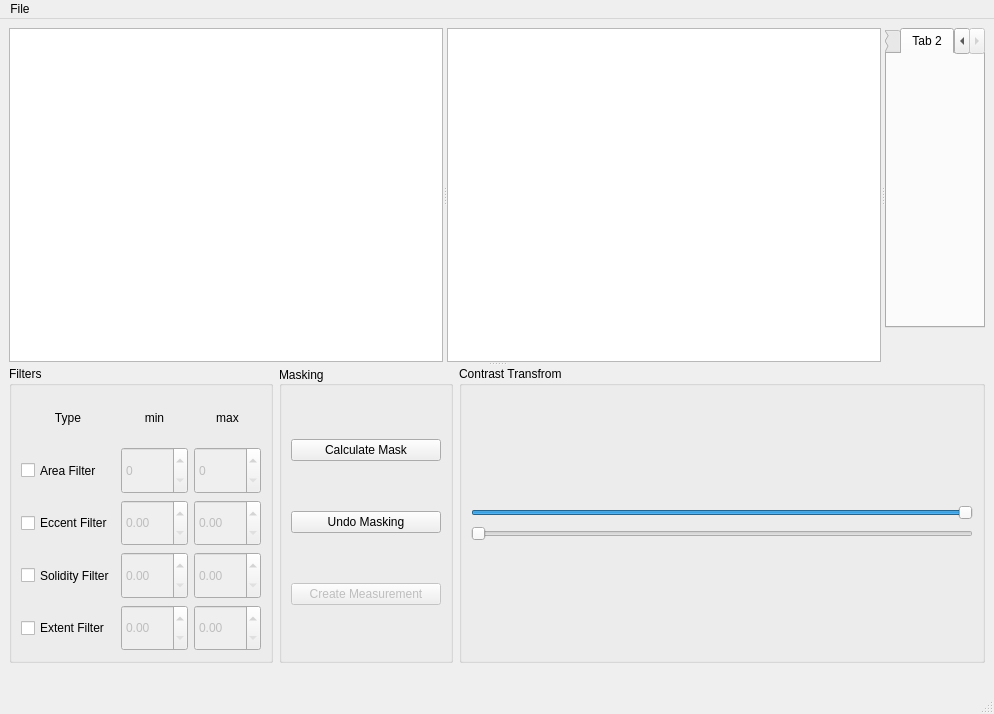
MartNied/STIM_Tool, file stim_tool_main_window.ui: the form before one commit.
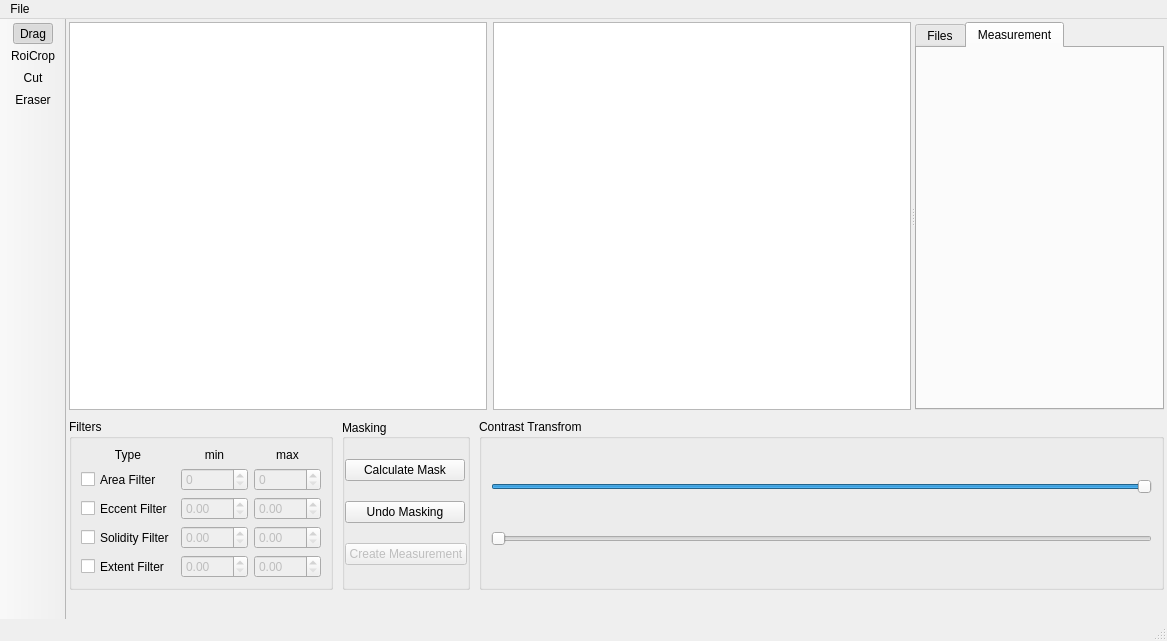
The form after the commit. The open tabs and pages were chosen to show the change. Icons and pictures are not drawn.

Commit message: added toolbar and first experiments for tools

Diff of the .ui file:
```diff
--- a/stim_tool_main_window.ui
+++ b/stim_tool_main_window.ui
@@ -9,8 +9,8 @@
    <rect>
     <x>0</x>
     <y>0</y>
-    <width>994</width>
-    <height>714</height>
+    <width>1167</width>
+    <height>641</height>
    </rect>
   </property>
   <property name="sizePolicy">
@@ -36,204 +36,125 @@
   </property>
   <property name="windowIcon">
    <iconset>
-    <normaloff>meduni_logo.png</normaloff>meduni_logo.png</iconset>
+    <normaloff>icons/meduni_logo.png</normaloff>icons/meduni_logo.png</iconset>
   </property>
   <widget class="QWidget" name="VLayout">
-   <layout class="QVBoxLayout" name="verticalLayout">
+   <property name="sizePolicy">
+    <sizepolicy hsizetype="MinimumExpanding" vsizetype="Preferred">
+     <horstretch>0</horstretch>
+     <verstretch>0</verstretch>
+    </sizepolicy>
+   </property>
+   <layout class="QVBoxLayout" name="MainLayout" stretch="70,10,1">
+    <property name="spacing">
+     <number>9</number>
+    </property>
+    <property name="leftMargin">
+     <number>3</number>
+    </property>
+    <property name="topMargin">
+     <number>3</number>
+    </property>
+    <property name="rightMargin">
+     <number>3</number>
+    </property>
+    <property name="bottomMargin">
+     <number>0</number>
+    </property>
     <item>
-     <widget class="QSplitter" name="splitter_2">
+     <widget class="QSplitter" name="splitter">
       <property name="sizePolicy">
-       <sizepolicy hsizetype="MinimumExpanding" vsizetype="MinimumExpanding">
+       <sizepolicy hsizetype="MinimumExpanding" vsizetype="Preferred">
         <horstretch>0</horstretch>
         <verstretch>0</verstretch>
        </sizepolicy>
       </property>
       <property name="minimumSize">
        <size>
-        <width>0</width>
-        <height>100</height>
+        <width>320</width>
+        <height>90</height>
        </size>
       </property>
-      <property name="orientation">
-       <enum>Qt::Vertical</enum>
-      </property>
-      <property name="childrenCollapsible">
-       <bool>false</bool>
-      </property>
-      <widget class="QSplitter" name="displayLayout">
        <property name="orientation">
         <enum>Qt::Horizontal</enum>
        </property>
-       <widget class="QGraphicsView" name="placeholder1">
-        <property name="sizePolicy">
-         <sizepolicy hsizetype="Preferred" vsizetype="Preferred">
-          <horstretch>0</horstretch>
-          <verstretch>0</verstretch>
-         </sizepolicy>
+      <widget class="QWidget" name="layoutWidget">
+       <layout class="QHBoxLayout" name="displayLayout">
+        <property name="leftMargin">
+         <number>0</number>
         </property>
-        <property name="minimumSize">
-         <size>
-          <width>100</width>
-          <height>66</height>
-         </size>
-        </property>
-       </widget>
+        <item>
        <widget class="QGraphicsView" name="placeholder2">
         <property name="sizePolicy">
-         <sizepolicy hsizetype="Preferred" vsizetype="Preferred">
+           <sizepolicy hsizetype="MinimumExpanding" vsizetype="MinimumExpanding">
           <horstretch>0</horstretch>
           <verstretch>0</verstretch>
          </sizepolicy>
         </property>
         <property name="minimumSize">
          <size>
-          <width>100</width>
-          <height>66</height>
-         </size>
-        </property>
+            <width>160</width>
+            <height>90</height>
+           </size>
+          </property>
+          <property name="alignment">
+           <set>Qt::AlignJustify|Qt::AlignVCenter</set>
+          </property>
+         </widget>
+        </item>
+        <item>
+         <widget class="QGraphicsView" name="placeholder1">
+          <property name="sizePolicy">
+           <sizepolicy hsizetype="MinimumExpanding" vsizetype="MinimumExpanding">
+            <horstretch>0</horstretch>
+            <verstretch>0</verstretch>
+           </sizepolicy>
+          </property>
+          <property name="minimumSize">
+           <size>
+            <width>160</width>
+            <height>90</height>
+           </size>
+          </property>
+         </widget>
+        </item>
+       </layout>
        </widget>
        <widget class="QTabWidget" name="tabWidget">
         <property name="sizePolicy">
-         <sizepolicy hsizetype="Preferred" vsizetype="Preferred">
+        <sizepolicy hsizetype="MinimumExpanding" vsizetype="Preferred">
           <horstretch>0</horstretch>
           <verstretch>0</verstretch>
          </sizepolicy>
         </property>
         <property name="minimumSize">
          <size>
-          <width>100</width>
-          <height>300</height>
-         </size>
-        </property>
-        <property name="maximumSize">
-         <size>
-          <width>0</width>
+         <width>140</width>
           <height>0</height>
          </size>
         </property>
         <property name="currentIndex">
-         <number>1</number>
-        </property>
-        <property name="tabsClosable">
-         <bool>false</bool>
-        </property>
-        <property name="movable">
-         <bool>true</bool>
-        </property>
-        <widget class="QWidget" name="tab">
+        <number>0</number>
+       </property>
+       <widget class="QWidget" name="masdf">
          <attribute name="title">
-          <string>Tab 1</string>
+         <string>Files</string>
          </attribute>
         </widget>
         <widget class="QWidget" name="tab_2">
          <attribute name="title">
-          <string>Tab 2</string>
+         <string>Measurement</string>
          </attribute>
         </widget>
        </widget>
       </widget>
-      <widget class="QWidget" name="layoutWidget">
-       <layout class="QGridLayout" name="ControlPanelLayout">
-        <property name="sizeConstraint">
-         <enum>QLayout::SetDefaultConstraint</enum>
-        </property>
-        <item row="4" column="1">
-         <widget class="QGroupBox" name="MaskGroupBox">
-          <property name="sizePolicy">
-           <sizepolicy hsizetype="Maximum" vsizetype="Preferred">
-            <horstretch>0</horstretch>
-            <verstretch>0</verstretch>
-           </sizepolicy>
-          </property>
-          <property name="title">
-           <string>Masking</string>
-          </property>
-          <property name="alignment">
-           <set>Qt::AlignLeading|Qt::AlignLeft|Qt::AlignVCenter</set>
-          </property>
-          <layout class="QGridLayout" name="gridLayout_3">
-           <item row="2" column="0">
-            <widget class="QPushButton" name="doMeasurementButton">
-             <property name="enabled">
-              <bool>false</bool>
-             </property>
-             <property name="sizePolicy">
-              <sizepolicy hsizetype="Maximum" vsizetype="Maximum">
-               <horstretch>0</horstretch>
-               <verstretch>0</verstretch>
-              </sizepolicy>
-             </property>
-             <property name="minimumSize">
-              <size>
-               <width>150</width>
-               <height>20</height>
-              </size>
-             </property>
-             <property name="text">
-              <string>Create Measurement</string>
-             </property>
-            </widget>
-           </item>
-           <item row="1" column="0">
-            <widget class="QPushButton" name="undoMaskButton">
-             <property name="sizePolicy">
-              <sizepolicy hsizetype="Maximum" vsizetype="Maximum">
-               <horstretch>0</horstretch>
-               <verstretch>0</verstretch>
-              </sizepolicy>
-             </property>
-             <property name="minimumSize">
-              <size>
-               <width>150</width>
-               <height>20</height>
-              </size>
-             </property>
-             <property name="text">
-              <string>Undo Masking</string>
-             </property>
-            </widget>
-           </item>
-           <item row="0" column="0">
-            <widget class="QPushButton" name="maskButton">
-             <property name="enabled">
-              <bool>true</bool>
-             </property>
-             <property name="sizePolicy">
-              <sizepolicy hsizetype="Maximum" vsizetype="Maximum">
-               <horstretch>0</horstretch>
-               <verstretch>0</verstretch>
-              </sizepolicy>
-             </property>
-             <property name="minimumSize">
-              <size>
-               <width>150</width>
-               <height>20</height>
-              </size>
-             </property>
-             <property name="maximumSize">
-              <size>
-               <width>16777215</width>
-               <height>16777215</height>
-              </size>
-             </property>
-             <property name="cursor">
-              <cursorShape>ArrowCursor</cursorShape>
-             </property>
-             <property name="text">
-              <string>Calculate Mask</string>
-             </property>
-             <property name="iconSize">
-              <size>
-               <width>16</width>
-               <height>16</height>
-              </size>
-             </property>
-            </widget>
-           </item>
-          </layout>
-         </widget>
-        </item>
-        <item row="4" column="0">
+    </item>
+    <item>
+     <layout class="QHBoxLayout" name="ControlPanelLayout">
+      <property name="leftMargin">
+       <number>0</number>
+      </property>
+      <item>
          <widget class="QGroupBox" name="FilterGroupBox">
           <property name="title">
            <string>Filters</string>
@@ -255,22 +176,6 @@
              </property>
             </widget>
            </item>
-           <item row="0" column="1">
-            <widget class="QLabel" name="label">
-             <property name="sizePolicy">
-              <sizepolicy hsizetype="Preferred" vsizetype="Preferred">
-               <horstretch>0</horstretch>
-               <verstretch>0</verstretch>
-              </sizepolicy>
-             </property>
-             <property name="text">
-              <string>min</string>
-             </property>
-             <property name="alignment">
-              <set>Qt::AlignCenter</set>
-             </property>
-            </widget>
-           </item>
            <item row="0" column="2">
             <widget class="QLabel" name="label_2">
              <property name="sizePolicy">
@@ -287,6 +192,22 @@
              </property>
             </widget>
            </item>
+         <item row="1" column="1">
+          <widget class="QSpinBox" name="minAreaFilterSpinBox">
+           <property name="enabled">
+            <bool>false</bool>
+           </property>
+           <property name="sizePolicy">
+            <sizepolicy hsizetype="Preferred" vsizetype="Preferred">
+             <horstretch>0</horstretch>
+             <verstretch>0</verstretch>
+            </sizepolicy>
+           </property>
+           <property name="maximum">
+            <number>361920</number>
+           </property>
+          </widget>
+         </item>
            <item row="1" column="0">
             <widget class="QCheckBox" name="areaFilterCheckBox">
              <property name="sizePolicy">
@@ -303,22 +224,6 @@
              </property>
             </widget>
            </item>
-           <item row="1" column="1">
-            <widget class="QSpinBox" name="minAreaFilterSpinBox">
-             <property name="enabled">
-              <bool>false</bool>
-             </property>
-             <property name="sizePolicy">
-              <sizepolicy hsizetype="Preferred" vsizetype="Preferred">
-               <horstretch>0</horstretch>
-               <verstretch>0</verstretch>
-              </sizepolicy>
-             </property>
-             <property name="maximum">
-              <number>361920</number>
-             </property>
-            </widget>
-           </item>
            <item row="1" column="2">
             <widget class="QSpinBox" name="maxAreaFilterSpinBox">
              <property name="enabled">
@@ -335,8 +240,8 @@
              </property>
             </widget>
            </item>
-           <item row="2" column="0">
-            <widget class="QCheckBox" name="eccentFilterCheckBox">
+         <item row="0" column="1">
+          <widget class="QLabel" name="label">
              <property name="sizePolicy">
               <sizepolicy hsizetype="Preferred" vsizetype="Preferred">
                <horstretch>0</horstretch>
@@ -344,26 +249,10 @@
               </sizepolicy>
              </property>
              <property name="text">
-              <string>Eccent Filter</string>
-             </property>
-            </widget>
-           </item>
-           <item row="2" column="1">
-            <widget class="QDoubleSpinBox" name="minEccentFilterSpinBox">
-             <property name="enabled">
-              <bool>false</bool>
-             </property>
-             <property name="sizePolicy">
-              <sizepolicy hsizetype="Preferred" vsizetype="Preferred">
-               <horstretch>0</horstretch>
-               <verstretch>0</verstretch>
-              </sizepolicy>
-             </property>
-             <property name="maximum">
-              <double>1.000000000000000</double>
-             </property>
-             <property name="singleStep">
-              <double>0.010000000000000</double>
+            <string>min</string>
+           </property>
+           <property name="alignment">
+            <set>Qt::AlignCenter</set>
              </property>
             </widget>
            </item>
@@ -386,6 +275,19 @@
              </property>
             </widget>
            </item>
+         <item row="2" column="0">
+          <widget class="QCheckBox" name="eccentFilterCheckBox">
+           <property name="sizePolicy">
+            <sizepolicy hsizetype="Preferred" vsizetype="Preferred">
+             <horstretch>0</horstretch>
+             <verstretch>0</verstretch>
+            </sizepolicy>
+           </property>
+           <property name="text">
+            <string>Eccent Filter</string>
+           </property>
+          </widget>
+         </item>
            <item row="3" column="0">
             <widget class="QCheckBox" name="solidityFilterCheckBox">
              <property name="sizePolicy">
@@ -399,8 +301,27 @@
              </property>
             </widget>
            </item>
-           <item row="3" column="1">
-            <widget class="QDoubleSpinBox" name="minSolidityFilterSpinBox">
+         <item row="2" column="1">
+          <widget class="QDoubleSpinBox" name="minEccentFilterSpinBox">
+           <property name="enabled">
+            <bool>false</bool>
+           </property>
+           <property name="sizePolicy">
+            <sizepolicy hsizetype="Preferred" vsizetype="Preferred">
+             <horstretch>0</horstretch>
+             <verstretch>0</verstretch>
+            </sizepolicy>
+           </property>
+           <property name="maximum">
+            <double>1.000000000000000</double>
+           </property>
+           <property name="singleStep">
+            <double>0.010000000000000</double>
+           </property>
+          </widget>
+         </item>
+         <item row="4" column="2">
+          <widget class="QDoubleSpinBox" name="maxExtentFilterSpinBox">
              <property name="enabled">
               <bool>false</bool>
              </property>
@@ -437,6 +358,44 @@
              </property>
             </widget>
            </item>
+         <item row="3" column="1">
+          <widget class="QDoubleSpinBox" name="minSolidityFilterSpinBox">
+           <property name="enabled">
+            <bool>false</bool>
+           </property>
+           <property name="sizePolicy">
+            <sizepolicy hsizetype="Preferred" vsizetype="Preferred">
+             <horstretch>0</horstretch>
+             <verstretch>0</verstretch>
+            </sizepolicy>
+           </property>
+           <property name="maximum">
+            <double>1.000000000000000</double>
+           </property>
+           <property name="singleStep">
+            <double>0.010000000000000</double>
+           </property>
+          </widget>
+         </item>
+         <item row="4" column="1">
+          <widget class="QDoubleSpinBox" name="minExtentFilterSpinBox">
+           <property name="enabled">
+            <bool>false</bool>
+           </property>
+           <property name="sizePolicy">
+            <sizepolicy hsizetype="Preferred" vsizetype="Preferred">
+             <horstretch>0</horstretch>
+             <verstretch>0</verstretch>
+            </sizepolicy>
+           </property>
+           <property name="maximum">
+            <double>1.000000000000000</double>
+           </property>
+           <property name="singleStep">
+            <double>0.010000000000000</double>
+           </property>
+          </widget>
+         </item>
            <item row="4" column="0">
             <widget class="QCheckBox" name="extentFilterCheckBox">
              <property name="sizePolicy">
@@ -450,55 +409,126 @@
              </property>
             </widget>
            </item>
-           <item row="4" column="1">
-            <widget class="QDoubleSpinBox" name="minExtentFilterSpinBox">
+        </layout>
+       </widget>
+      </item>
+      <item>
+       <widget class="QGroupBox" name="MaskGroupBox">
+        <property name="sizePolicy">
+         <sizepolicy hsizetype="Maximum" vsizetype="Preferred">
+          <horstretch>0</horstretch>
+          <verstretch>0</verstretch>
+         </sizepolicy>
+        </property>
+        <property name="title">
+         <string>Masking</string>
+        </property>
+        <property name="alignment">
+         <set>Qt::AlignLeading|Qt::AlignLeft|Qt::AlignVCenter</set>
+        </property>
+        <layout class="QGridLayout" name="gridLayout_3" rowstretch="0,0,0">
+         <property name="leftMargin">
+          <number>0</number>
+         </property>
+         <property name="topMargin">
+          <number>0</number>
+         </property>
+         <property name="rightMargin">
+          <number>0</number>
+         </property>
+         <property name="bottomMargin">
+          <number>0</number>
+         </property>
+         <property name="spacing">
+          <number>0</number>
+         </property>
+         <item row="2" column="0">
+          <widget class="QPushButton" name="doMeasurementButton">
              <property name="enabled">
               <bool>false</bool>
              </property>
              <property name="sizePolicy">
-              <sizepolicy hsizetype="Preferred" vsizetype="Preferred">
+            <sizepolicy hsizetype="Maximum" vsizetype="Maximum">
                <horstretch>0</horstretch>
                <verstretch>0</verstretch>
               </sizepolicy>
              </property>
-             <property name="maximum">
-              <double>1.000000000000000</double>
-             </property>
-             <property name="singleStep">
-              <double>0.010000000000000</double>
+           <property name="minimumSize">
+            <size>
+             <width>120</width>
+             <height>20</height>
+            </size>
+           </property>
+           <property name="text">
+            <string>Create Measurement</string>
              </property>
             </widget>
            </item>
-           <item row="4" column="2">
-            <widget class="QDoubleSpinBox" name="maxExtentFilterSpinBox">
+         <item row="0" column="0">
+          <widget class="QPushButton" name="maskButton">
              <property name="enabled">
-              <bool>false</bool>
+            <bool>true</bool>
              </property>
              <property name="sizePolicy">
-              <sizepolicy hsizetype="Preferred" vsizetype="Preferred">
+            <sizepolicy hsizetype="Maximum" vsizetype="Maximum">
                <horstretch>0</horstretch>
                <verstretch>0</verstretch>
               </sizepolicy>
              </property>
-             <property name="maximum">
-              <double>1.000000000000000</double>
-             </property>
-             <property name="singleStep">
-              <double>0.010000000000000</double>
-             </property>
-            </widget>
-           </item>
+           <property name="minimumSize">
+            <size>
+             <width>120</width>
+             <height>20</height>
+            </size>
+           </property>
+           <property name="maximumSize">
+            <size>
+             <width>16777215</width>
+             <height>16777215</height>
+            </size>
+           </property>
+           <property name="cursor">
+            <cursorShape>ArrowCursor</cursorShape>
+           </property>
+           <property name="text">
+            <string>Calculate Mask</string>
+           </property>
+           <property name="iconSize">
+            <size>
+             <width>16</width>
+             <height>16</height>
+            </size>
+           </property>
+          </widget>
+         </item>
+         <item row="1" column="0">
+          <widget class="QPushButton" name="undoMaskButton">
+           <property name="sizePolicy">
+            <sizepolicy hsizetype="Maximum" vsizetype="Maximum">
+             <horstretch>0</horstretch>
+             <verstretch>0</verstretch>
+            </sizepolicy>
+           </property>
+           <property name="minimumSize">
+            <size>
+             <width>120</width>
+             <height>20</height>
+            </size>
+           </property>
+           <property name="text">
+            <string>Undo Masking</string>
+           </property>
+          </widget>
+         </item>
           </layout>
          </widget>
         </item>
-        <item row="4" column="2">
-         <widget class="QGroupBox" name="groupBox">
+      <item>
+       <widget class="QGroupBox" name="contrastTransormGroupbox">
           <property name="title">
            <string>Contrast Transfrom</string>
           </property>
-          <layout class="QVBoxLayout" name="verticalLayout_3">
-           <item>
-            <layout class="QVBoxLayout" name="verticalLayout_2">
+        <layout class="QVBoxLayout" name="verticalLayout">
              <item>
               <widget class="QSlider" name="contrastTransformSlider_1">
                <property name="enabled">
@@ -577,13 +607,9 @@
               </widget>
              </item>
             </layout>
-           </item>
-          </layout>
          </widget>
         </item>
        </layout>
-      </widget>
-     </widget>
     </item>
     <item>
      <widget class="QLabel" name="bottomLabel">
@@ -591,7 +617,7 @@
        <bool>true</bool>
       </property>
       <property name="sizePolicy">
-       <sizepolicy hsizetype="Preferred" vsizetype="Preferred">
+       <sizepolicy hsizetype="MinimumExpanding" vsizetype="Maximum">
         <horstretch>0</horstretch>
         <verstretch>0</verstretch>
        </sizepolicy>
@@ -599,12 +625,12 @@
       <property name="minimumSize">
        <size>
         <width>10</width>
-        <height>10</height>
+        <height>20</height>
        </size>
       </property>
       <property name="maximumSize">
        <size>
-        <width>10</width>
+        <width>16777215</width>
         <height>16777215</height>
        </size>
       </property>
@@ -621,7 +647,7 @@
     <rect>
      <x>0</x>
      <y>0</y>
-     <width>994</width>
+     <width>1167</width>
      <height>21</height>
     </rect>
    </property>
@@ -636,6 +662,36 @@
    </widget>
    <addaction name="menuFile"/>
   </widget>
+  <widget class="QToolBar" name="toolBar">
+   <property name="sizePolicy">
+    <sizepolicy hsizetype="Fixed" vsizetype="Preferred">
+     <horstretch>0</horstretch>
+     <verstretch>0</verstretch>
+    </sizepolicy>
+   </property>
+   <property name="minimumSize">
+    <size>
+     <width>10</width>
+     <height>10</height>
+    </size>
+   </property>
+   <property name="windowTitle">
+    <string>toolBar</string>
+   </property>
+   <property name="movable">
+    <bool>false</bool>
+   </property>
+   <attribute name="toolBarArea">
+    <enum>LeftToolBarArea</enum>
+   </attribute>
+   <attribute name="toolBarBreak">
+    <bool>true</bool>
+   </attribute>
+   <addaction name="dragAction"/>
+   <addaction name="roiAction"/>
+   <addaction name="cutAction"/>
+   <addaction name="eraseAction"/>
+  </widget>
   <action name="openAction">
    <property name="text">
     <string>Open</string>
@@ -663,6 +719,75 @@
     <string>Ctrl+Q</string>
    </property>
   </action>
+  <action name="roiAction">
+   <property name="checkable">
+    <bool>true</bool>
+   </property>
+   <property name="icon">
+    <iconset>
+     <normaloff>icons/roi_icon.ico</normaloff>icons/roi_icon.ico</iconset>
+   </property>
+   <property name="text">
+    <string>RoiCrop</string>
+   </property>
+   <property name="shortcut">
+    <string>Ctrl+R</string>
+   </property>
+  </action>
+  <action name="dragAction">
+   <property name="checkable">
+    <bool>true</bool>
+   </property>
+   <property name="checked">
+    <bool>true</bool>
+   </property>
+   <property name="icon">
+    <iconset>
+     <normaloff>icons/drap_icon.ico</normaloff>icons/drap_icon.ico</iconset>
+   </property>
+   <property name="text">
+    <string>Drag</string>
+   </property>
+   <property name="shortcut">
+    <string>Ctrl+D</string>
+   </property>
+  </action>
+  <action name="cutAction">
+   <property name="checkable">
+    <bool>true</bool>
+   </property>
+   <property name="icon">
+    <iconset>
+     <normaloff>icons/cut.ico</normaloff>icons/cut.ico</iconset>
+   </property>
+   <property name="text">
+    <string>Cut</string>
+   </property>
+   <property name="shortcut">
+    <string>Ctrl+C</string>
+   </property>
+  </action>
+  <action name="eraseAction">
+   <property name="checkable">
+    <bool>true</bool>
+   </property>
+   <property name="checked">
+    <bool>false</bool>
+   </property>
+   <property name="enabled">
+    <bool>true</bool>
+   </property>
+   <property name="icon">
+    <iconset>
+     <normaloff>icons/eraser.ico</normaloff>icons/eraser.ico</iconset>
+   </property>
+   <property name="text">
+    <string>Eraser</string>
+   </property>
+   <property name="shortcut">
+    <string>Ctrl+E</string>
+   </property>
+  </action>
  </widget>
  <resources/>
  <connections>
```
Lines whose indentation alone changed are shown as unchanged. The commit also changes 9 other files.
